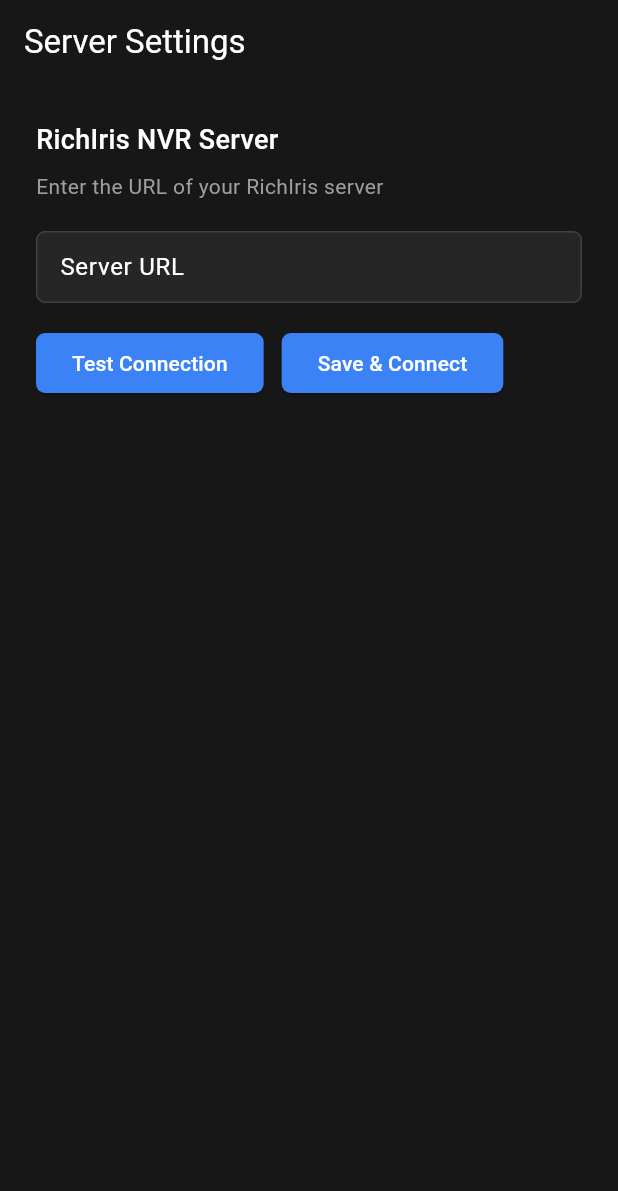
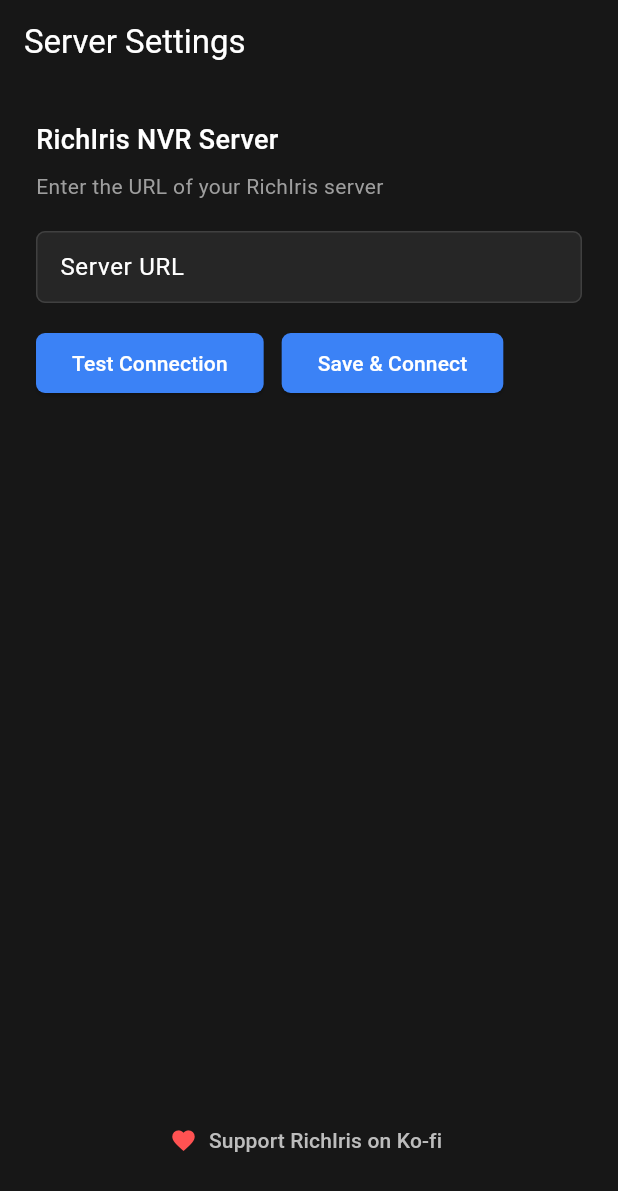
Before and after one commit to richard1912/RichIris, a Flutter app: the screen it shows after launch, on a phone screen of 412 x 824 dp. Shown: the top 1191 px of the screen. Run offline on Flutter 3.47's test engine with Material 3 defaults, Android fonts, the phone set to English and light mode, and no system bars; our stand-ins replace dio, shared_preferences; missing offline and left inert: media_kit, media_kit_video.

Commit message:
Add Ko-fi support link to settings screen
Co-Authored-By: Claude Opus 4.6 <noreply@anthropic.com>

```diff
--- a/app/lib/screens/settings_screen.dart
+++ b/app/lib/screens/settings_screen.dart
@@ -1,4 +1,5 @@
 import 'package:flutter/material.dart';
+import 'package:url_launcher/url_launcher.dart';
 import '../config/api_config.dart';
 import '../services/api_client.dart';
 
@@ -136,6 +137,21 @@ class _SettingsScreenState extends State<SettingsScreen> {
                 ),
               ],
             ),
+            const Spacer(),
+            Center(
+              child: TextButton.icon(
+                onPressed: () => launchUrl(
+                  Uri.parse('https://ko-fi.com/richard1912'),
+                  mode: LaunchMode.externalApplication,
+                ),
+                icon: const Icon(Icons.favorite, color: Colors.redAccent, size: 18),
+                label: Text(
+                  'Support RichIris on Ko-fi',
+                  style: TextStyle(color: Colors.grey[400]),
+                ),
+              ),
+            ),
+            const SizedBox(height: 16),
           ],
         ),
       ),
```
